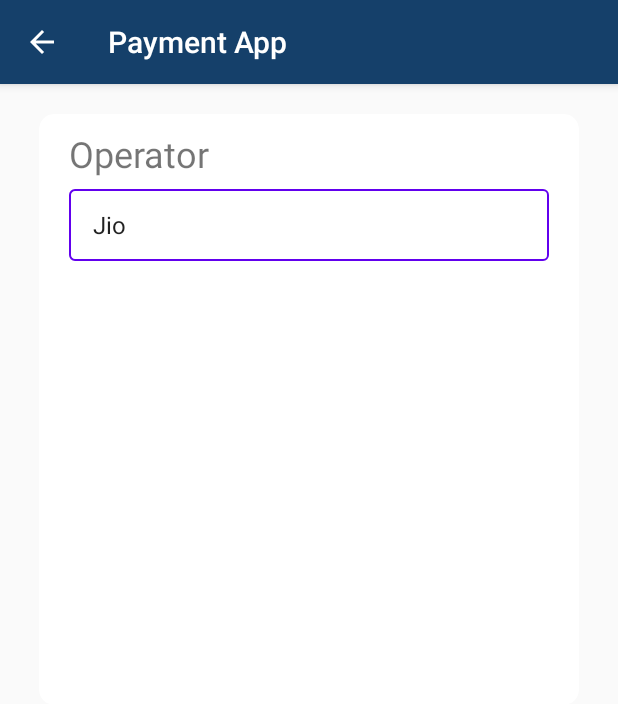
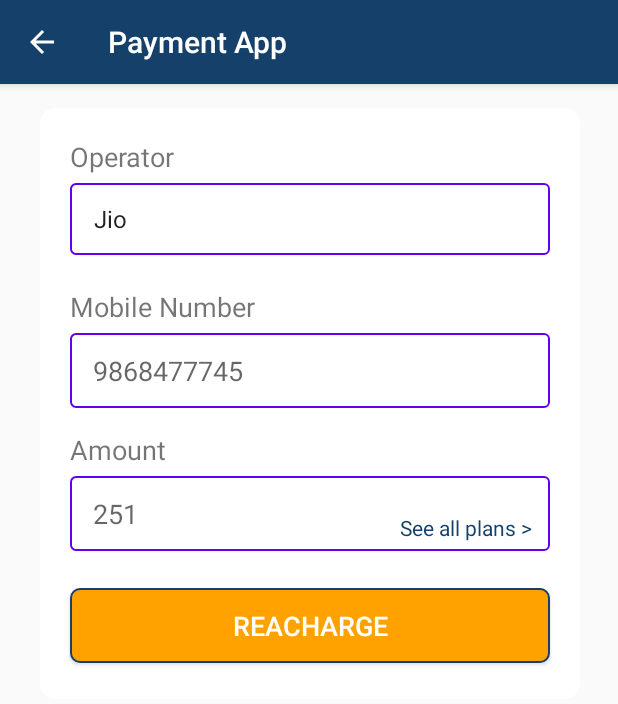
Before and after one commit to Narayan-Dhingra/Payment-App, an Android app: the screen it shows after launch (RechargeMobile), after a tap on an icon or button, on a phone screen of 412 x 824 dp. Shown: the top 704 px of the screen. Run offline under Robolectric (Android 15) with nearby library versions, the phone set to English and light mode, and no system bars; our stand-ins replace navigation-ui.

Commit message:
3rd Commit

```diff
--- a/app/src/main/java/com/example/paymentapp/MainActivity.java
+++ b/app/src/main/java/com/example/paymentapp/MainActivity.java
@@ -35,9 +35,9 @@
 
         {
     public DrawerLayout drawer;
-    public RecyclerView recyclerView1;
-    public RecyclerView.Adapter adapter1;
-    public RecyclerView.LayoutManager layoutManager1;
+//    public RecyclerView recyclerView1;
+//    public RecyclerView.Adapter adapter1;
+//    public RecyclerView.LayoutManager layoutManager1;
 
 
 
@@ -48,15 +48,19 @@
 
         switch (menuItem.getItemId()) {
             case R.id.navHome:
+                bottomNav.setSelectedItemId(R.id.navHome);
                 selectedfragment = new HomeFragment();
                 break;
             case R.id.navOffers:
+                bottomNav.setSelectedItemId(R.id.navOffers);
                 selectedfragment = new OffersFragment();
                 break;
             case R.id.navPayment:
+                bottomNav.setSelectedItemId(R.id.navPayment);
                 selectedfragment = new PaymentsFragment();
                 break;
             case R.id.navHistory:
+                bottomNav.setSelectedItemId(R.id.navHistory);
                 selectedfragment = new HistoryFragment();
                 break;
 
@@ -67,13 +71,15 @@
         return true;
     }
 
+            BottomNavigationView bottomNav;
+            NavigationView navigationView;
     @Override
     protected void onCreate(Bundle savedInstanceState) {
         super.onCreate(savedInstanceState);
         setContentView(R.layout.activity_main);
 
         // bottom navigation
-        BottomNavigationView bottomNav = findViewById(R.id.bottomNavigation);
+        bottomNav = findViewById(R.id.bottomNavigation);
         bottomNav.setOnNavigationItemSelectedListener(navListener);
 //        bottomNav.setNavigationItemSelectedListener(this);
 //        bottomNav.OnNavigationItemReselectedListener(this);
@@ -82,7 +88,7 @@
         setSupportActionBar(toolbar);
 
         drawer = findViewById(R.id.drawer_layout);
-        NavigationView navigationView = findViewById(R.id.nav_View);
+         navigationView = findViewById(R.id.nav_View);
         navigationView.setNavigationItemSelectedListener(this);
 
         ActionBarDrawerToggle toggle = new ActionBarDrawerToggle(this, drawer, toolbar,
@@ -93,23 +99,23 @@
         getSupportFragmentManager().beginTransaction().replace(R.id.fragment_Container,
                 new HomeFragment()).commit();
 
-        ArrayList<PaymentUpcoming> paymentList = new ArrayList<>();
-        paymentList.add(new PaymentUpcoming(R.drawable.electricity_icon, "Electricity Bill",
-                "88161184648", "Due Date:  21 may 2019", "Pay Now"));
-        paymentList.add(new PaymentUpcoming(R.drawable.phone_icon, "Phone Bill",
-                "88165445648", "Due Date:  11 june 2019", "Pay Now"));
-        paymentList.add(new PaymentUpcoming(R.drawable.telephone_icon, "Telephone Bill",
-                "82222222648", "Due Date:  25 august 2019", "Pay Now"));
-        paymentList.add(new PaymentUpcoming(R.drawable.train_icon, "Transport Bill",
-                "88111111648", "Due Date:  10 january 2019", "Pay Now"));
-        paymentList.add(new PaymentUpcoming(R.drawable.electricity_icon, "Electricity Bill",
-                "88161184648", "Due Date:  21 may 2019", "Pay Now"));
-        paymentList.add(new PaymentUpcoming(R.drawable.phone_icon, "Phone Bill",
-                "88165445648", "Due Date:  11 june 2019", "Pay Now"));
-        paymentList.add(new PaymentUpcoming(R.drawable.telephone_icon, "Telephone Bill",
-                "82222222648", "Due Date:  25 august 2019", "Pay Now"));
-        paymentList.add(new PaymentUpcoming(R.drawable.train_icon, "Transport Bill",
-                "88111111648", "Due Date:  10 january 2019", "Pay Now"));
+//        ArrayList<PaymentUpcoming> paymentList = new ArrayList<>();
+//        paymentList.add(new PaymentUpcoming(R.drawable.electricity_icon, "Electricity Bill",
+//                "88161184648", "Due Date:  21 may 2019", "Pay Now"));
+//        paymentList.add(new PaymentUpcoming(R.drawable.phone_icon, "Phone Bill",
+//                "88165445648", "Due Date:  11 june 2019", "Pay Now"));
+//        paymentList.add(new PaymentUpcoming(R.drawable.telephone_icon, "Telephone Bill",
+//                "82222222648", "Due Date:  25 august 2019", "Pay Now"));
+//        paymentList.add(new PaymentUpcoming(R.drawable.train_icon, "Transport Bill",
+//                "88111111648", "Due Date:  10 january 2019", "Pay Now"));
+//        paymentList.add(new PaymentUpcoming(R.drawable.electricity_icon, "Electricity Bill",
+//                "88161184648", "Due Date:  21 may 2019", "Pay Now"));
+//        paymentList.add(new PaymentUpcoming(R.drawable.phone_icon, "Phone Bill",
+//                "88165445648", "Due Date:  11 june 2019", "Pay Now"));
+//        paymentList.add(new PaymentUpcoming(R.drawable.telephone_icon, "Telephone Bill",
+//                "82222222648", "Due Date:  25 august 2019", "Pay Now"));
+//        paymentList.add(new PaymentUpcoming(R.drawable.train_icon, "Transport Bill",
+//                "88111111648", "Due Date:  10 january 2019", "Pay Now"));
 
 
 //        recyclerView1 = findViewById(R.id.recyclerView);
@@ -133,15 +139,19 @@
 
                     switch (menuItem.getItemId()) {
                         case R.id.navHome:
+                            navigationView.setCheckedItem(R.id.navHome);
                             selectedFragment = new HomeFragment();
                             break;
                         case R.id.navOffers:
+                            navigationView.setCheckedItem(R.id.navOffers);
                             selectedFragment = new OffersFragment();
                             break;
                         case R.id.navPayment:
+                            navigationView.setCheckedItem(R.id.navPayment);
                             selectedFragment = new PaymentsFragment();
                             break;
                         case R.id.navHistory:
+                            navigationView.setCheckedItem(R.id.navHistory);
                             selectedFragment = new HistoryFragment();
                             break;
                     }
@@ -167,12 +177,23 @@
     }
 
     public void rechargeMobile(View view) {
+
+
         // handle tap on mobile icon
         Intent intent = new Intent(this, RechargeMobile.class);
         startActivity(intent);
 
     }
 
+            public void rechargeDth(View view) {
+
+
+                // handle tap on mobile icon
+                Intent intent = new Intent(this, RechargeDTH.class);
+                startActivity(intent);
+
+            }
+
 
 
 
--- a/app/src/main/java/com/example/paymentapp/ui/home/HomeFragment.java
+++ b/app/src/main/java/com/example/paymentapp/ui/home/HomeFragment.java
@@ -1,5 +1,6 @@
 package com.example.paymentapp.ui.home;
 
+import android.content.Context;
 import android.os.Bundle;
 import android.view.LayoutInflater;
 import android.view.View;
@@ -22,45 +23,16 @@
 
 public class HomeFragment extends Fragment {
 
-//    private RecyclerView recyclerView;
-//    private RecyclerView.Adapter adapter;
-//    private RecyclerView.LayoutManager layoutManager;
-//
-//    @Override
-//    public void onCreate(@Nullable Bundle savedInstanceState) {
-//        super.onCreate(savedInstanceState);
-//
-//
-//
-//        ArrayList<PaymentUpcoming> paymentList = new ArrayList<>();
-//        paymentList.add(new PaymentUpcoming(R.drawable.electricity_icon, "Electricity Bill",
-//                "88161184648", "Due Date:  21 may 2019", "Pay Now"));
-//        paymentList.add(new PaymentUpcoming(R.drawable.phone_icon, "Phone Bill",
-//                "88165445648", "Due Date:  11 june 2019", "Pay Now"));
-//        paymentList.add(new PaymentUpcoming(R.drawable.telephone_icon, "Telephone Bill",
-//                "82222222648", "Due Date:  25 august 2019", "Pay Now"));
-//        paymentList.add(new PaymentUpcoming(R.drawable.train_icon, "Transport Bill",
-//                "88111111648", "Due Date:  10 january 2019", "Pay Now"));
-//        paymentList.add(new PaymentUpcoming(R.drawable.electricity_icon, "Electricity Bill",
-//                "88161184648", "Due Date:  21 may 2019", "Pay Now"));
-//        paymentList.add(new PaymentUpcoming(R.drawable.phone_icon, "Phone Bill",
-//                "88165445648", "Due Date:  11 june 2019", "Pay Now"));
-//        paymentList.add(new PaymentUpcoming(R.drawable.telephone_icon, "Telephone Bill",
-//                "82222222648", "Due Date:  25 august 2019", "Pay Now"));
-//        paymentList.add(new PaymentUpcoming(R.drawable.train_icon, "Transport Bill",
-//                "88111111648", "Due Date:  10 january 2019", "Pay Now"));
-//
-//
-//        recyclerView = findViewById(R.id.recyclerView);
-//        recyclerView.setHasFixedSize(true);
-//        layoutManager = new LinearLayoutManager(this);
-//        adapter = new PaymentAdapter(paymentList);
-//
-//        recyclerView.setLayoutManager(layoutManager);
-//        recyclerView.setAdapter(adapter);
-//
-//    }
+    private RecyclerView recyclerView;
+    private RecyclerView.Adapter adapter;
+    private RecyclerView.LayoutManager layoutManager;
 
+    @Override
+    public void onCreate(@Nullable Bundle savedInstanceState) {
+        super.onCreate(savedInstanceState);
+
+
+    }
 
 
     @Nullable
@@ -68,19 +40,46 @@
     public View onCreateView(@NonNull LayoutInflater inflater, @Nullable ViewGroup container, @Nullable Bundle savedInstanceState) {
 //        return super.onCreateView(inflater, container, savedInstanceState);
 
-        return inflater.inflate(R.layout.fragment_home, container,false);
+        View rootview = inflater.inflate(R.layout.fragment_home, container, false);
+
+        ArrayList<PaymentUpcoming> paymentList = new ArrayList<>();
+        paymentList.add(new PaymentUpcoming(R.drawable.electricity_icon, "Electricity Bill",
+                "88161184648", "Due Date:  21 may 2019", "Pay Now"));
+        paymentList.add(new PaymentUpcoming(R.drawable.phone_icon, "Phone Bill",
+                "88165445648", "Due Date:  11 june 2019", "Pay Now"));
+        paymentList.add(new PaymentUpcoming(R.drawable.telephone_icon, "Telephone Bill",
+                "82222222648", "Due Date:  25 august 2019", "Pay Now"));
+        paymentList.add(new PaymentUpcoming(R.drawable.train_icon, "Transport Bill",
+                "88111111648", "Due Date:  10 january 2019", "Pay Now"));
+        paymentList.add(new PaymentUpcoming(R.drawable.electricity_icon, "Electricity Bill",
+                "88161184648", "Due Date:  21 may 2019", "Pay Now"));
+        paymentList.add(new PaymentUpcoming(R.drawable.phone_icon, "Phone Bill",
+                "88165445648", "Due Date:  11 june 2019", "Pay Now"));
+        paymentList.add(new PaymentUpcoming(R.drawable.telephone_icon, "Telephone Bill",
+                "82222222648", "Due Date:  25 august 2019", "Pay Now"));
+        paymentList.add(new PaymentUpcoming(R.drawable.train_icon, "Transport Bill",
+                "88111111648", "Due Date:  10 january 2019", "Pay Now"));
 
 
+        recyclerView = rootview.findViewById(R.id.recyclerView);
+        recyclerView.setHasFixedSize(true);
+        layoutManager = new LinearLayoutManager(mContext);
+        adapter = new PaymentAdapter(paymentList);
+
+        recyclerView.setLayoutManager(layoutManager);
+        recyclerView.setAdapter(adapter);
 
 
-
-
-
-
+        return rootview;
 
 
     }
 
+    Context mContext;
 
-
+    @Override
+    public void onAttach(@NonNull Context context) {
+        super.onAttach(context);
+        this.mContext=context;
+    }
 }
--- /dev/null
+++ b/app/src/main/res/drawable/primary_button.xml
@@ -0,0 +1,28 @@
+<?xml version="1.0" encoding="utf-8"?>
+<selector xmlns:android="http://schemas.android.com/apk/res/android">
+
+    <item android:state_pressed="false"><shape>
+        <stroke android:width="1dp" android:color="@color/colorPrimary" />
+
+        <solid android:color="@color/colorbutton" />
+
+        <corners
+            android:bottomLeftRadius="6dp"
+            android:bottomRightRadius="6dp"
+            android:topLeftRadius="6dp"
+            android:topRightRadius="6dp" />
+    </shape></item>
+
+    <item android:state_pressed="true"><shape>
+        <stroke android:width="1dp" android:color="@color/colorPrimary" />
+
+        <solid android:color="#FFDA9A" />
+
+        <corners
+            android:bottomLeftRadius="6dp"
+            android:bottomRightRadius="6dp"
+            android:topLeftRadius="6dp"
+            android:topRightRadius="6dp" />
+    </shape></item>
+
+</selector>
--- a/app/src/main/res/layout/activity_recharge_mobile.xml
+++ b/app/src/main/res/layout/activity_recharge_mobile.xml
@@ -10,10 +10,11 @@
         android:layout_width="360dp"
         android:layout_height="394dp"
         android:layout_marginLeft="50dp"
-        android:layout_marginTop="20dp"
+        android:layout_marginTop="16dp"
         android:layout_marginRight="50dp"
         app:cardCornerRadius="10dp"
         app:layout_constraintEnd_toEndOf="parent"
+        app:layout_constraintHorizontal_bias="0.49"
         app:layout_constraintStart_toStartOf="parent"
         app:layout_constraintTop_toTopOf="parent">
 
@@ -22,18 +23,74 @@
             android:layout_width="wrap_content"
             android:layout_height="wrap_content"
             android:layout_marginStart="20dp"
-            android:layout_marginTop="10dp"
+            android:layout_marginTop="20dp"
             android:text="Operator"
-            android:textSize="24sp" />
+            android:textSize="18sp" />
 
         <Spinner
             android:id="@+id/spinnerM"
             android:layout_width="match_parent"
             android:layout_height="wrap_content"
             android:layout_marginLeft="20dp"
+            android:layout_marginTop="50dp"
             android:layout_marginRight="20dp"
-            android:layout_marginTop="50dp"
-            android:background="@drawable/spinner_shape"/>
+            android:background="@drawable/spinner_shape" />
+
+        <TextView
+            android:layout_width="wrap_content"
+            android:layout_height="wrap_content"
+            android:layout_marginStart="20dp"
+            android:layout_marginTop="120dp"
+            android:text="Mobile Number"
+            android:textSize="18sp" />
+
+        <EditText
+            android:layout_width="match_parent"
+            android:layout_height="50dp"
+            android:layout_marginLeft="20dp"
+            android:layout_marginTop="150dp"
+            android:layout_marginRight="20dp"
+            android:background="@drawable/spinner_shape"
+            android:hint="9868477745"
+            android:paddingStart="15dp"/>
+
+        <TextView
+            android:layout_width="wrap_content"
+            android:layout_height="wrap_content"
+            android:layout_marginStart="20dp"
+            android:layout_marginTop="215dp"
+            android:text="Amount"
+            android:textSize="18sp" />
+
+        <EditText
+            android:layout_width="match_parent"
+            android:layout_height="50dp"
+            android:layout_marginLeft="20dp"
+            android:layout_marginTop="245dp"
+            android:layout_marginRight="20dp"
+            android:background="@drawable/spinner_shape"
+            android:hint="251"
+            android:paddingStart="15dp"/>/>
+
+        <TextView
+            android:layout_width="wrap_content"
+            android:layout_height="wrap_content"
+            android:layout_marginStart="240dp"
+            android:layout_marginTop="270dp"
+            android:text="See all plans >"
+            android:textColor="@color/colorPrimary" />
+
+        <Button
+            android:layout_width="match_parent"
+            android:layout_height="50dp"
+            android:layout_marginTop="320dp"
+            android:text="Reacharge"
+            android:textSize="18sp"
+            android:background="@drawable/primary_button"
+            android:layout_marginLeft="20dp"
+            android:layout_marginRight="20dp"
+            android:textColor="#ffffff"/>
+
 
     </androidx.cardview.widget.CardView>
 
--- a/app/src/main/res/layout/fragment_home.xml
+++ b/app/src/main/res/layout/fragment_home.xml
@@ -116,6 +116,7 @@
             android:text="Electricity" />
 
         <ImageButton
+            android:onClick="rechargeDth"
             android:id="@+id/ibLandline"
             android:layout_width="60dp"
             android:layout_height="60dp"
--- a/app/src/main/res/values/colors.xml
+++ b/app/src/main/res/values/colors.xml
@@ -4,4 +4,5 @@
     <color name="colorPrimaryDark">#102F4D</color>
     <color name="colorAccent">#D81B60</color>
     <color name="colorbutton">#FFA200</color>
+
 </resources>
```
Also changed, not shown: app/src/main/AndroidManifest.xml (+5 -3 lines), app/src/main/java/com/example/paymentapp/ElectricityBill.java (added, +14 -0 lines), app/src/main/java/com/example/paymentapp/RechargeDTH.java (added, +27 -0 lines), app/src/main/res/layout/activity_electricity_bill.xml (added, +9 -0 lines), app/src/main/res/layout/activity_main.xml (+11 -6 lines), app/src/main/res/layout/activity_recharge_dth.xml (added, +51 -0 lines), app/src/main/res/layout/upcoming_payments.xml (+5 -5 lines), app/src/main/res/values/strings.xml (+9 -0 lines).
